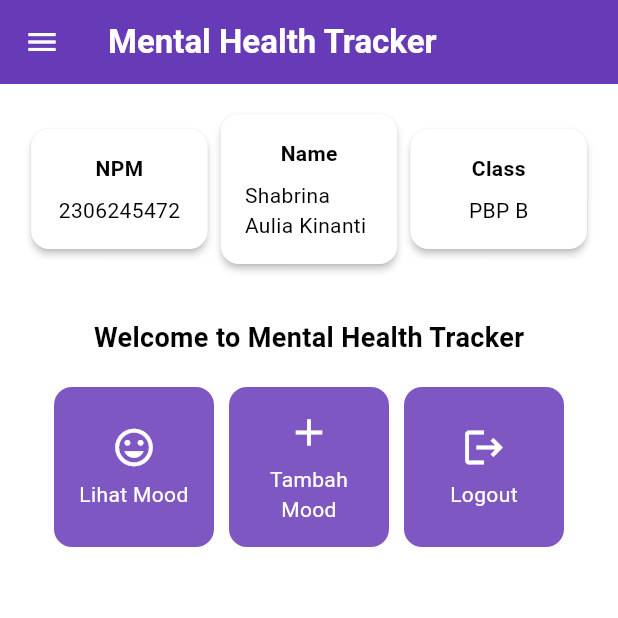
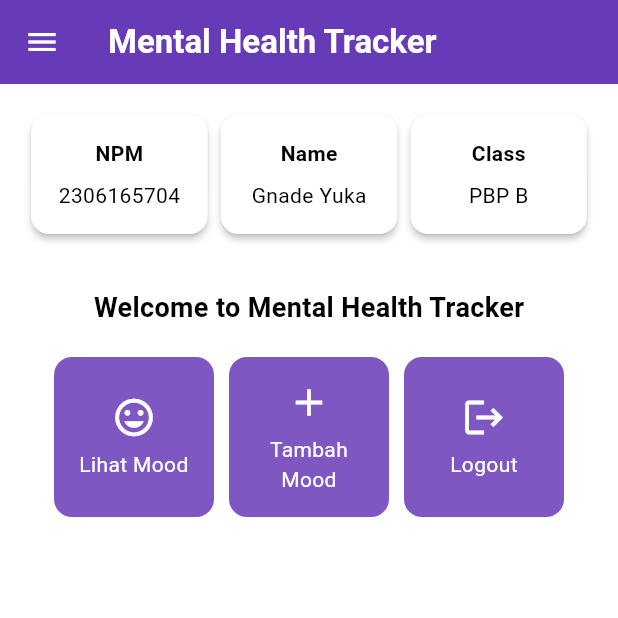
Before and after one commit to yukaagnd/mental-health-tracker-mobile, a Flutter app: the screen it shows after launch, on a phone screen of 412 x 824 dp, the top half of it. Run offline on Flutter 3.47's test engine with Material 3 defaults, Android fonts, the phone set to English and light mode, and no system bars.

Commit message:
done tutorial

```diff
--- a/lib/screens/menu.dart
+++ b/lib/screens/menu.dart
@@ -4,8 +4,8 @@ import 'moodentry_form.dart';
 import 'package:mental_health_tracker/widgets/mood_card.dart';
 
 class MyHomePage extends StatelessWidget {
-  final String npm = '2306245472'; // NPM
-  final String name = 'Shabrina Aulia Kinanti'; // Nama
+  final String npm = '2306165704'; // NPM
+  final String name = 'Gnade Yuka'; // Nama
   final String className = 'PBP B'; // Kelas
 
   final List<ItemHomepage> items = [
```
